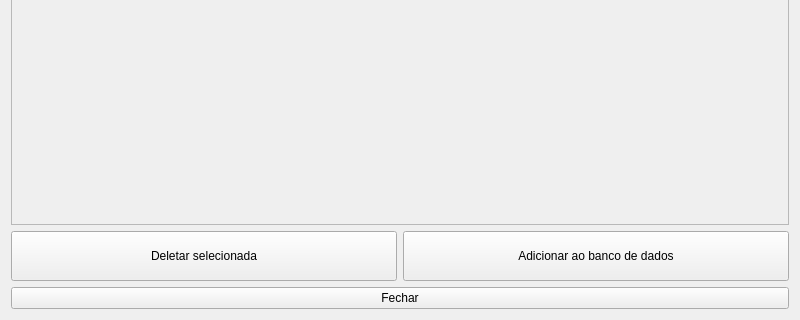
Old version of the form src/ui/training_gallery.ui in the repository YanVictorSN/access-control-project; both pictures show x 0 to 800 and y 280 to 600 of the 800 by 600 pixel window.
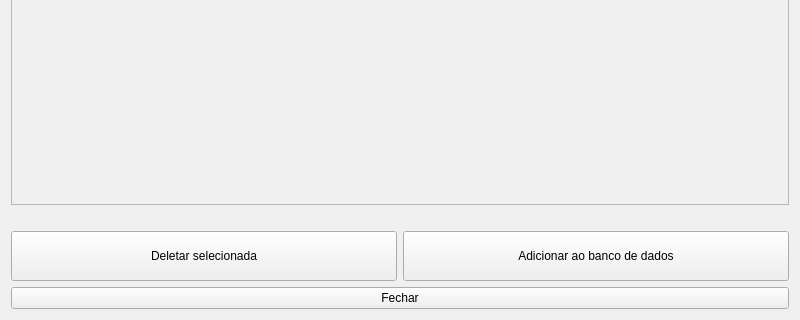
New version of the form.

Commit message: feat: add training method

Diff of the .ui file:
```diff
--- a/src/ui/training_gallery.ui
+++ b/src/ui/training_gallery.ui
@@ -55,6 +55,38 @@
    </item>
    <item row="0" column="0" colspan="2">
     <layout class="QGridLayout" name="Images_qGL">
+     <item row="3" column="0">
+      <widget class="QScrollArea" name="scrollArea">
+       <property name="minimumSize">
+        <size>
+         <width>0</width>
+         <height>0</height>
+        </size>
+       </property>
+       <property name="widgetResizable">
+        <bool>true</bool>
+       </property>
+       <widget class="QWidget" name="scrollAreaWidgetContents_4">
+        <property name="geometry">
+         <rect>
+          <x>0</x>
+          <y>0</y>
+          <width>778</width>
+          <height>412</height>
+         </rect>
+        </property>
+        <layout class="QGridLayout" name="gridLayout_2">
+         <item row="0" column="0">
+          <layout class="QGridLayout" name="Gallery_qGL">
+           <property name="spacing">
+            <number>10</number>
+           </property>
+          </layout>
+         </item>
+        </layout>
+       </widget>
+      </widget>
+     </item>
      <item row="0" column="0">
       <widget class="QLabel" name="title_qL">
        <property name="maximumSize">
@@ -93,39 +125,17 @@
        </property>
       </spacer>
      </item>
-     <item row="2" column="0">
-      <widget class="QScrollArea" name="scrollArea">
-       <property name="minimumSize">
-        <size>
-         <width>0</width>
-         <height>0</height>
-        </size>
-       </property>
-       <property name="widgetResizable">
-        <bool>true</bool>
-       </property>
-       <widget class="QWidget" name="scrollAreaWidgetContents_4">
-        <property name="geometry">
-         <rect>
-          <x>0</x>
-          <y>0</y>
-          <width>778</width>
-          <height>431</height>
-         </rect>
-        </property>
-        <layout class="QGridLayout" name="gridLayout_2">
-         <item row="0" column="0">
-          <layout class="QGridLayout" name="Gallery_qGL">
-           <property name="spacing">
-            <number>10</number>
-           </property>
-          </layout>
-         </item>
-        </layout>
-       </widget>
-      </widget>
-     </item>
-    </layout>
+    </layout>
+   </item>
+   <item row="1" column="0" colspan="2">
+    <widget class="QLabel" name="message_qLB">
+     <property name="text">
+      <string/>
+     </property>
+     <property name="alignment">
+      <set>Qt::AlignCenter</set>
+     </property>
+    </widget>
    </item>
   </layout>
  </widget>
```
The commit also changes 1 other file.
